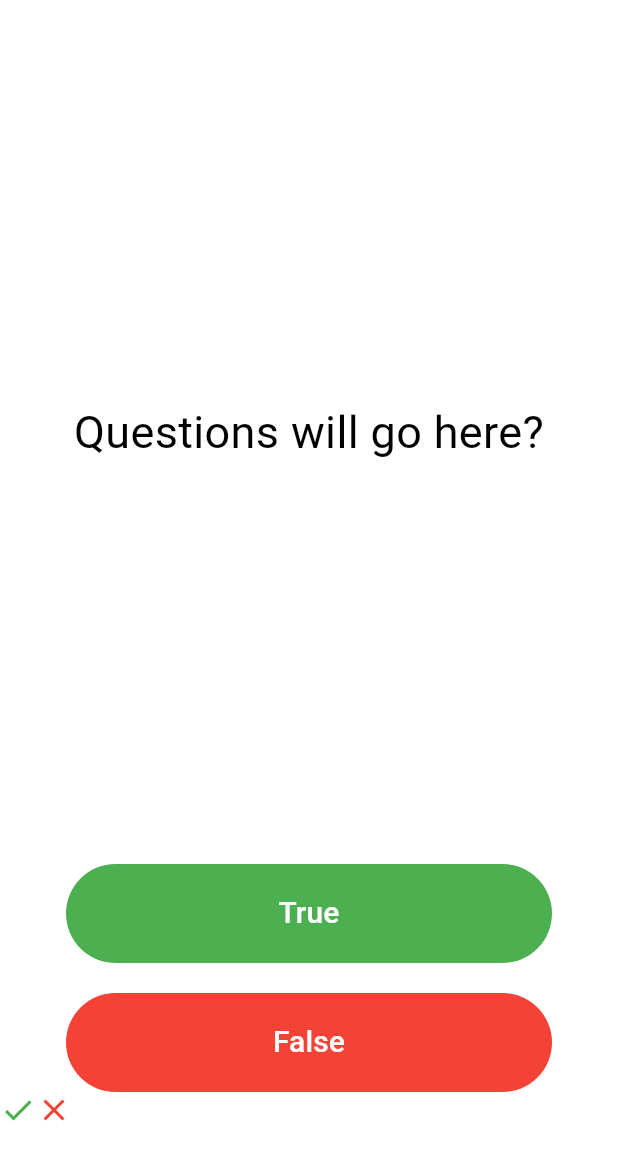
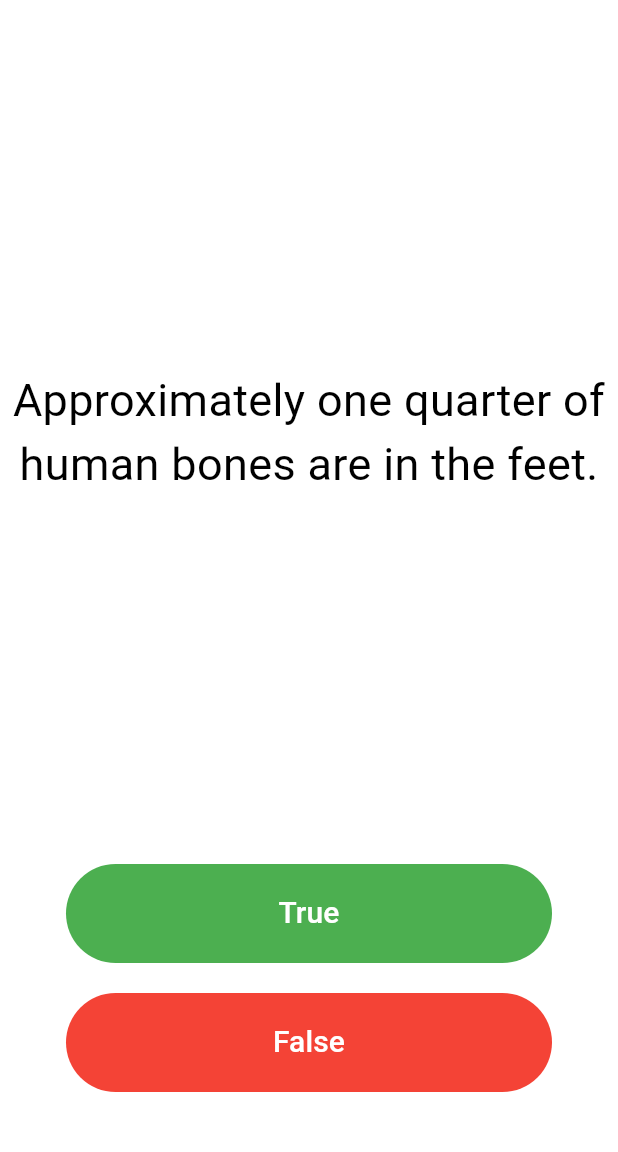
Before and after one commit to MNJTdhr/quizee, a Flutter app: the screen it shows after launch, after a tap on "True", on a phone screen of 412 x 824 dp, the part 84-1236 px from its top. Run offline on Flutter 3.47's test engine with Material 3 defaults, Android fonts, the light colour scheme and no system bars.

Commit message:
basic checking added, debug printing right or wrong

```diff
--- a/lib/quiz_page.dart
+++ b/lib/quiz_page.dart
@@ -13,9 +13,11 @@ class _QuizPageState extends State<QuizPage> {
     'You can lead a cow down stairs but not up stairs.',
     'Approximately one quarter of human bones are in the feet.',
     'A slug\'s blood is green.',
+    'The End',
   ];
-
+  List<bool> correctAnswer = [false, true, true, false];
   int questionNumber = 0;
+  int answerNumber = 0;
 
   @override
   Widget build(BuildContext context) {
@@ -29,7 +31,7 @@ class _QuizPageState extends State<QuizPage> {
               width: double.infinity,
               child: Center(
                 child: Text(
-                  "Questions will go here?",
+                  questions[questionNumber],
                   style: TextStyle(
                     color: Colors.black,
                     fontSize: 30,
@@ -44,32 +46,72 @@ class _QuizPageState extends State<QuizPage> {
             child: Column(
               children: [
                 Center(
-                  child: MyButton(
-                    "True",
-                    Colors.green,
+                  child: TextButton(
+                    style: TextButton.styleFrom(backgroundColor: Colors.green),
+                    onPressed: () {
+                      if (correctAnswer[answerNumber] == true) {
+                        debugPrint("correct");
+                      } else {
+                        debugPrint("wrong");
+                      }
+                      setState(
+                        () {
+                          questionNumber++;
+                          answerNumber++;
+                        },
+                      );
+                    },
+                    child: SizedBox(
+                      width: 300,
+                      height: 50,
+                      child: Center(
+                        child: Text(
+                          "True",
+                          style: TextStyle(
+                            color: Colors.white,
+                            fontSize: 20,
+                          ),
+                          textAlign: TextAlign.center,
+                        ),
+                      ),
+                    ),
                   ),
                 ),
                 SizedBox(
                   height: 20,
                 ),
                 Center(
-                  child: MyButton(
-                    "False",
-                    Colors.red,
+                  child: TextButton(
+                    style: TextButton.styleFrom(backgroundColor: Colors.red),
+                    onPressed: () {
+                      if (correctAnswer[answerNumber] == false) {
+                        debugPrint("Correct");
+                      } else {
+                        debugPrint("wrong");
+                      }
+                      setState(
+                        () {
+                          questionNumber++;
+                          answerNumber++;
+                        },
+                      );
+                    },
+                    child: SizedBox(
+                      width: 300,
+                      height: 50,
+                      child: Center(
+                        child: Text(
+                          "False",
+                          style: TextStyle(
+                            color: Colors.white,
+                            fontSize: 20,
+                          ),
+                          textAlign: TextAlign.center,
+                        ),
+                      ),
+                    ),
                   ),
                 ),
-                Row(
-                  children: [
-                    Icon(
-                      Icons.check,
-                      color: Colors.green,
-                    ),
-                    Icon(
-                      Icons.close,
-                      color: Colors.red,
-                    ),
-                  ],
-                )
               ],
             ),
           ),
@@ -78,36 +120,3 @@ class _QuizPageState extends State<QuizPage> {
     );
   }
 }
-
-class MyButton extends StatelessWidget {
-  const MyButton(this.theText, this.color1, {super.key});
-
-  final String theText;
-  final Color color1;
-
-  @override
-  Widget build(BuildContext context) {
-    return Expanded(
-      child: TextButton(
-        onPressed: () {},
-        style: TextButton.styleFrom(
-          backgroundColor: color1,
-        ),
-        child: SizedBox(
-          width: 300,
-          height: 50,
-          child: Center(
-            child: Text(
-              theText,
-              style: TextStyle(
-                color: Colors.white,
-                fontSize: 20,
-              ),
-              textAlign: TextAlign.center,
-            ),
-          ),
-        ),
-      ),
-    );
-  }
-}
```
